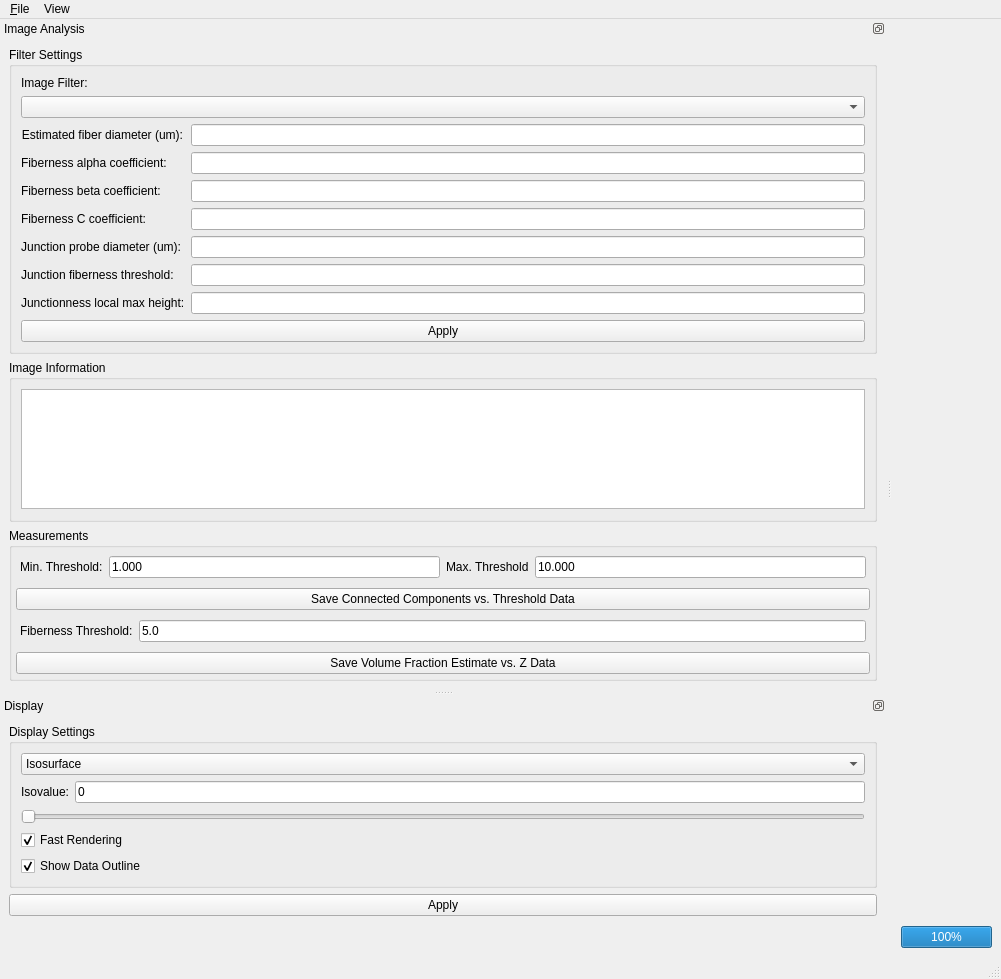
Above: qtGui/FibrinAppQt.ui from CISMM/NetworkExtractor before the change. Below: the same form after it.
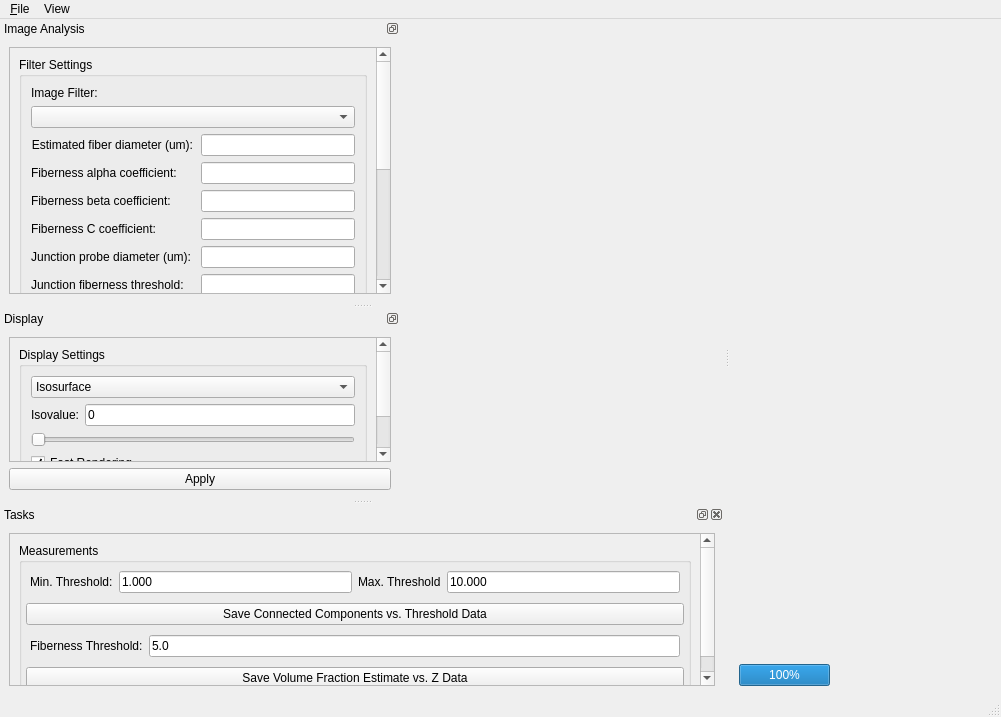
That is the form after the change. Custom widgets are drawn as their Qt base class.

Commit message:
2009-05-22  Cory Quammen <cquammen@cs.unc.edu>
   * FibrinAppQt.ui: Added scroll bars to controls panels. Separated
   out buttons for calculating certain metrics to a separate dock.

Patch:
```diff
--- a/qtGui/FibrinAppQt.ui
+++ b/qtGui/FibrinAppQt.ui
@@ -7,7 +7,7 @@
     <x>0</x>
     <y>0</y>
     <width>1001</width>
-    <height>899</height>
+    <height>717</height>
    </rect>
   </property>
   <property name="sizePolicy">
@@ -104,13 +104,13 @@
    </property>
    <property name="minimumSize">
     <size>
-     <width>308</width>
-     <height>642</height>
+     <width>340</width>
+     <height>100</height>
     </size>
    </property>
    <property name="maximumSize">
     <size>
-     <width>524287</width>
+     <width>400</width>
      <height>524287</height>
     </size>
    </property>
@@ -132,6 +132,21 @@
    <widget class="QWidget" name="dockWidgetContents">
     <layout class="QVBoxLayout" name="verticalLayout_5">
      <item>
+      <widget class="QScrollArea" name="scrollArea">
+       <property name="widgetResizable">
+        <bool>true</bool>
+       </property>
+       <widget class="QWidget" name="scrollAreaWidgetContents">
+        <property name="geometry">
+         <rect>
+          <x>0</x>
+          <y>0</y>
+          <width>323</width>
+          <height>476</height>
+         </rect>
+        </property>
+        <layout class="QVBoxLayout" name="verticalLayout_8">
+         <item>
       <widget class="QGroupBox" name="filterSettingsBox">
        <property name="sizePolicy">
         <sizepolicy hsizetype="Preferred" vsizetype="Preferred">
@@ -289,16 +304,6 @@
          </widget>
         </item>
         <item>
-         <widget class="QPushButton" name="applySettingsButton">
-          <property name="text">
-           <string>Apply</string>
-          </property>
-         </widget>
-        </item>
-       </layout>
-      </widget>
-     </item>
-     <item>
       <widget class="QGroupBox" name="imageInformation">
        <property name="sizePolicy">
         <sizepolicy hsizetype="Preferred" vsizetype="Preferred">
@@ -363,89 +368,30 @@
       </widget>
      </item>
      <item>
-      <widget class="QGroupBox" name="groupBox">
-       <property name="title">
-        <string>Measurements</string>
-       </property>
-       <layout class="QVBoxLayout" name="verticalLayout">
-        <property name="margin">
-         <number>4</number>
-        </property>
-        <item>
-         <widget class="QWidget" name="widget" native="true">
-          <layout class="QHBoxLayout" name="horizontalLayout_3">
-           <property name="margin">
-            <number>4</number>
-           </property>
-           <item>
-            <widget class="QLabel" name="minThresholdLabel">
+             <widget class="QPushButton" name="applySettingsButton">
              <property name="text">
-              <string>Min. Threshold:</string>
+               <string>Apply</string>
              </property>
             </widget>
            </item>
            <item>
-            <widget class="QLineEdit" name="minThresholdEdit">
-             <property name="text">
-              <string>1.000</string>
-             </property>
-            </widget>
-           </item>
-           <item>
-            <widget class="QLabel" name="maxThresholdLabel">
-             <property name="text">
-              <string>Max. Threshold</string>
-             </property>
-            </widget>
-           </item>
-           <item>
-            <widget class="QLineEdit" name="maxThresholdEdit">
-             <property name="text">
-              <string>10.000</string>
-             </property>
-            </widget>
-           </item>
+             <spacer name="verticalSpacer_2">
+              <property name="orientation">
+               <enum>Qt::Vertical</enum>
+              </property>
+              <property name="sizeHint" stdset="0">
+               <size>
+                <width>20</width>
+                <height>0</height>
+               </size>
+              </property>
+             </spacer>
+            </item>
           </layout>
          </widget>
         </item>
-        <item>
-         <widget class="QPushButton" name="saveConnectedComponentsData">
-          <property name="text">
-           <string>Save Connected Components vs. Threshold Data</string>
-          </property>
-         </widget>
-        </item>
-        <item>
-         <widget class="QWidget" name="widget_2" native="true">
-          <layout class="QHBoxLayout" name="horizontalLayout_4">
-           <property name="margin">
-            <number>4</number>
-           </property>
-           <item>
-            <widget class="QLabel" name="fibernessThresholdLabel">
-             <property name="text">
-              <string>Fiberness Threshold:</string>
-             </property>
-            </widget>
-           </item>
-           <item>
-            <widget class="QLineEdit" name="fibernessThresholdEdit">
-             <property name="text">
-              <string>5.0</string>
-             </property>
-            </widget>
-           </item>
-          </layout>
-         </widget>
-        </item>
-        <item>
-         <widget class="QPushButton" name="saveVolumeFractionEstimateData">
-          <property name="text">
-           <string>Save Volume Fraction Estimate vs. Z Data</string>
-          </property>
-         </widget>
-        </item>
-       </layout>
+        </layout>
+       </widget>
       </widget>
      </item>
     </layout>
@@ -460,13 +406,13 @@
    </property>
    <property name="minimumSize">
     <size>
-     <width>277</width>
-     <height>261</height>
+     <width>340</width>
+     <height>143</height>
     </size>
    </property>
    <property name="maximumSize">
     <size>
-     <width>524287</width>
+     <width>400</width>
      <height>524287</height>
     </size>
    </property>
@@ -485,6 +431,21 @@
    <widget class="QWidget" name="dockWidgetContents_2">
     <layout class="QVBoxLayout" name="verticalLayout_6">
      <item>
+      <widget class="QScrollArea" name="scrollArea_2">
+       <property name="widgetResizable">
+        <bool>true</bool>
+       </property>
+       <widget class="QWidget" name="scrollAreaWidgetContents_2">
+        <property name="geometry">
+         <rect>
+          <x>0</x>
+          <y>0</y>
+          <width>323</width>
+          <height>175</height>
+         </rect>
+        </property>
+        <layout class="QVBoxLayout" name="verticalLayout_9">
+         <item>
       <widget class="QGroupBox" name="displayBox">
        <property name="sizePolicy">
         <sizepolicy hsizetype="Preferred" vsizetype="Preferred">
@@ -574,6 +535,10 @@
        </layout>
       </widget>
      </item>
+        </layout>
+       </widget>
+      </widget>
+     </item>
      <item>
       <widget class="QPushButton" name="applyButton">
        <property name="sizePolicy">
@@ -604,7 +569,159 @@
        <property name="sizeHint" stdset="0">
         <size>
          <width>20</width>
+         <height>0</height>
+        </size>
+       </property>
+      </spacer>
+     </item>
+    </layout>
+   </widget>
+  </widget>
+  <widget class="QDockWidget" name="tasksDockWidget">
+   <property name="minimumSize">
+    <size>
+     <width>80</width>
+     <height>108</height>
+    </size>
+   </property>
+   <property name="windowTitle">
+    <string>Tasks</string>
+   </property>
+   <attribute name="dockWidgetArea">
+    <number>1</number>
+   </attribute>
+   <widget class="QWidget" name="dockWidgetContents_3">
+    <layout class="QVBoxLayout" name="verticalLayout_10">
+     <item>
+      <widget class="QScrollArea" name="scrollArea_3">
+       <property name="widgetResizable">
+        <bool>true</bool>
+       </property>
+       <widget class="QWidget" name="scrollAreaWidgetContents_3">
+        <property name="geometry">
+         <rect>
+          <x>0</x>
+          <y>0</y>
+          <width>323</width>
+          <height>168</height>
+         </rect>
+        </property>
+        <layout class="QVBoxLayout" name="verticalLayout_11">
+         <item>
+          <widget class="QGroupBox" name="groupBox">
+           <property name="title">
+            <string>Measurements</string>
+           </property>
+           <layout class="QVBoxLayout" name="verticalLayout">
+            <property name="margin">
+             <number>4</number>
+            </property>
+            <item>
+             <widget class="QWidget" name="widget" native="true">
+              <layout class="QHBoxLayout" name="horizontalLayout_3">
+               <property name="margin">
+                <number>4</number>
+               </property>
+               <item>
+                <widget class="QLabel" name="minThresholdLabel">
+                 <property name="text">
+                  <string>Min. Threshold:</string>
+                 </property>
+                </widget>
+               </item>
+               <item>
+                <widget class="QLineEdit" name="minThresholdEdit">
+                 <property name="text">
+                  <string>1.000</string>
+                 </property>
+                </widget>
+               </item>
+               <item>
+                <widget class="QLabel" name="maxThresholdLabel">
+                 <property name="text">
+                  <string>Max. Threshold</string>
+                 </property>
+                </widget>
+               </item>
+               <item>
+                <widget class="QLineEdit" name="maxThresholdEdit">
+                 <property name="text">
+                  <string>10.000</string>
+                 </property>
+                </widget>
+               </item>
+              </layout>
+             </widget>
+            </item>
+            <item>
+             <widget class="QPushButton" name="saveConnectedComponentsData">
+              <property name="text">
+               <string>Save Connected Components vs. Threshold Data</string>
+              </property>
+             </widget>
+            </item>
+            <item>
+             <widget class="QWidget" name="widget_2" native="true">
+              <layout class="QHBoxLayout" name="horizontalLayout_4">
+               <property name="margin">
+                <number>4</number>
+               </property>
+               <item>
+                <widget class="QLabel" name="fibernessThresholdLabel">
+                 <property name="text">
+                  <string>Fiberness Threshold:</string>
+                 </property>
+                </widget>
+               </item>
+               <item>
+                <widget class="QLineEdit" name="fibernessThresholdEdit">
+                 <property name="text">
+                  <string>5.0</string>
+                 </property>
+                </widget>
+               </item>
+              </layout>
+             </widget>
+            </item>
+            <item>
+             <widget class="QPushButton" name="saveVolumeFractionEstimateData">
+              <property name="text">
+               <string>Save Volume Fraction Estimate vs. Z Data</string>
+              </property>
+             </widget>
+            </item>
+           </layout>
+          </widget>
+         </item>
+         <item>
+          <spacer name="verticalSpacer_4">
+           <property name="orientation">
+            <enum>Qt::Vertical</enum>
+           </property>
+           <property name="sizeHint" stdset="0">
+            <size>
+             <width>20</width>
          <height>40</height>
+            </size>
+           </property>
+          </spacer>
+         </item>
+        </layout>
+       </widget>
+      </widget>
+     </item>
+     <item>
+      <spacer name="verticalSpacer_3">
+       <property name="orientation">
+        <enum>Qt::Vertical</enum>
+       </property>
+       <property name="sizeType">
+        <enum>QSizePolicy::Expanding</enum>
+       </property>
+       <property name="sizeHint" stdset="0">
+        <size>
+         <width>20</width>
+         <height>0</height>
         </size>
        </property>
       </spacer>
```
Lines whose indentation alone changed are shown as unchanged. The commit also changes 1 other file.
